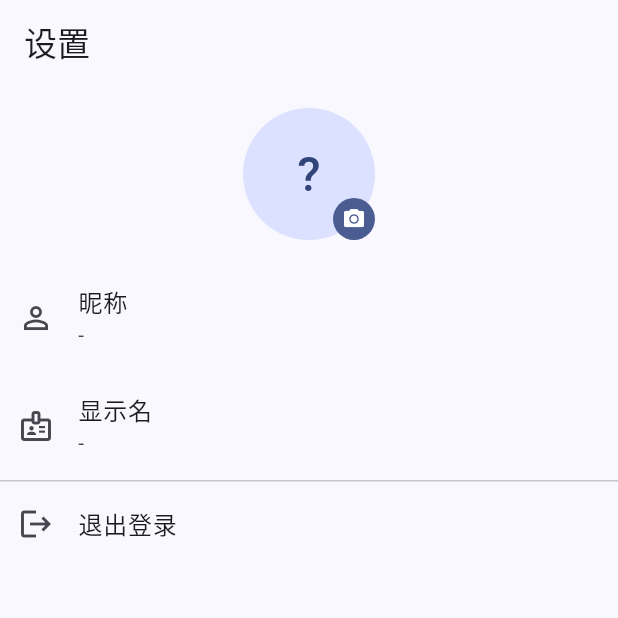
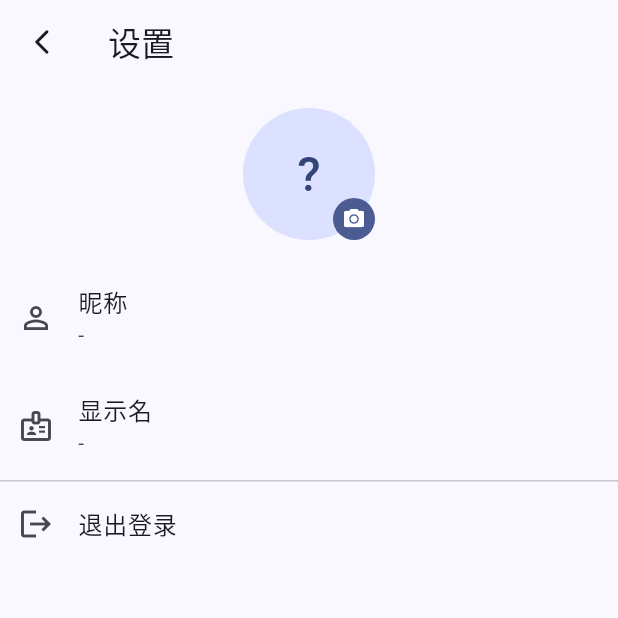
Before and after one commit to CalesvolChen/todoOrNotTodo, a Flutter app: the SettingsScreen screen opened by its route, after a tap on the "camera alt" icon, on a phone screen of 412 x 824 dp, the top half of it. Run offline on Flutter 3.47's test engine with Material 3 defaults, Android fonts, the phone set to English and light mode, and no system bars; our stand-ins replace audioplayers, dio, flutter_riverpod, flutter_secure_storage, go_router, image_picker and 1 more; missing offline and left inert: record; accounts and stored records are empty; network calls fail; project files that could hold a hidden picture were left out.

Commit message:
feat: 增强界面交互与动画效果，优化用户体验
- 在路由中添加页面过渡效果，提升导航体验。
- 更新多个屏幕的应用主题，增加 Snackbar 主题以改善提示信息展示。
- 在注册、设置、邀请和任务详情页面中使用统一的返回按钮和 Snackbar 处理。
- 在任务和成员列表中实现动画效果，提升视觉反馈。

```diff
--- a/app/lib/core/router/app_router.dart
+++ b/app/lib/core/router/app_router.dart
@@ -8,6 +8,7 @@ import 'package:todo_app/features/auth/presentation/view_models/auth_controller.
 import 'package:todo_app/features/lists/presentation/screens/members_screen.dart';
 import 'package:todo_app/features/invitations/presentation/screens/invitations_screen.dart';
 import 'package:todo_app/features/settings/presentation/screens/settings_screen.dart';
+import 'package:todo_app/core/router/page_transitions.dart';
 import 'package:todo_app/features/tasks/presentation/screens/home_screen.dart';
 import 'package:todo_app/features/tasks/presentation/screens/task_detail_screen.dart';
 
@@ -56,29 +57,44 @@ final routerProvider = Provider<GoRouter>((ref) {
       return null;
     },
     routes: [
-      GoRoute(path: '/', builder: (context, state) => const HomeScreen()),
-      GoRoute(path: '/login', builder: (context, state) => const LoginScreen()),
+      GoRoute(
+        path: '/',
+        pageBuilder: (context, state) =>
+            fadePage(key: state.pageKey, child: const HomeScreen()),
+      ),
+      GoRoute(
+        path: '/login',
+        pageBuilder: (context, state) =>
+            fadePage(key: state.pageKey, child: const LoginScreen()),
+      ),
       GoRoute(
         path: '/register',
-        builder: (context, state) => const RegisterScreen(),
+        pageBuilder: (context, state) =>
+            slidePage(key: state.pageKey, child: const RegisterScreen()),
       ),
       GoRoute(
         path: '/settings',
-        builder: (context, state) => const SettingsScreen(),
+        pageBuilder: (context, state) =>
+            slidePage(key: state.pageKey, child: const SettingsScreen()),
       ),
       GoRoute(
         path: '/invitations',
-        builder: (context, state) => const InvitationsScreen(),
+        pageBuilder: (context, state) =>
+            slidePage(key: state.pageKey, child: const InvitationsScreen()),
       ),
       GoRoute(
         path: '/task/:id',
-        builder: (context, state) =>
-            TaskDetailScreen(taskId: state.pathParameters['id']!),
+        pageBuilder: (context, state) => slidePage(
+          key: state.pageKey,
+          child: TaskDetailScreen(taskId: state.pathParameters['id']!),
+        ),
       ),
       GoRoute(
         path: '/list/:id/members',
-        builder: (context, state) =>
-            MembersScreen(listId: state.pathParameters['id']!),
+        pageBuilder: (context, state) => slidePage(
+          key: state.pageKey,
+          child: MembersScreen(listId: state.pathParameters['id']!),
+        ),
       ),
     ],
   );
--- /dev/null
+++ b/app/lib/core/router/page_transitions.dart
@@ -0,0 +1,52 @@
+import 'package:flutter/material.dart';
+import 'package:go_router/go_router.dart';
+
+/// 从右侧滑入的页面过渡（二级页面）
+CustomTransitionPage<T> slidePage<T>({
+  required LocalKey key,
+  required Widget child,
+}) {
+  return CustomTransitionPage<T>(
+    key: key,
+    child: child,
+    transitionDuration: const Duration(milliseconds: 320),
+    reverseTransitionDuration: const Duration(milliseconds: 280),
+    transitionsBuilder: (context, animation, secondaryAnimation, child) {
+      final curved = CurvedAnimation(
+        parent: animation,
+        curve: Curves.easeOutCubic,
+        reverseCurve: Curves.easeInCubic,
+      );
+      final offset = Tween<Offset>(
+        begin: const Offset(0.08, 0),
+        end: Offset.zero,
+      ).animate(curved);
+      final fade = Tween<double>(begin: 0, end: 1).animate(curved);
+      return SlideTransition(
+        position: offset,
+        child: FadeTransition(opacity: fade, child: child),
+      );
+    },
+  );
+}
+
+/// 首页淡入（无滑动）
+CustomTransitionPage<T> fadePage<T>({
+  required LocalKey key,
+  required Widget child,
+}) {
+  return CustomTransitionPage<T>(
+    key: key,
+    child: child,
+    transitionDuration: const Duration(milliseconds: 280),
+    transitionsBuilder: (context, animation, _, child) {
+      return FadeTransition(
+        opacity: CurvedAnimation(
+          parent: animation,
+          curve: Curves.easeOut,
+        ),
+        child: child,
+      );
+    },
+  );
+}
--- a/app/lib/core/theme/app_theme.dart
+++ b/app/lib/core/theme/app_theme.dart
@@ -25,6 +25,11 @@ class AppTheme {
       listTileTheme: const ListTileThemeData(
         contentPadding: EdgeInsets.symmetric(horizontal: 12),
       ),
+      snackBarTheme: SnackBarThemeData(
+        behavior: SnackBarBehavior.floating,
+        shape: RoundedRectangleBorder(borderRadius: BorderRadius.circular(12)),
+        elevation: 4,
+      ),
     );
   }
 }
--- a/app/lib/features/auth/presentation/screens/register_screen.dart
+++ b/app/lib/features/auth/presentation/screens/register_screen.dart
@@ -3,6 +3,7 @@ import 'package:flutter_riverpod/flutter_riverpod.dart';
 import 'package:go_router/go_router.dart';
 
 import 'package:todo_app/features/auth/presentation/view_models/auth_controller.dart';
+import 'package:todo_app/shared/widgets/app_back_button.dart';
 
 class RegisterScreen extends ConsumerStatefulWidget {
   const RegisterScreen({super.key});
@@ -30,7 +31,7 @@ class _RegisterScreenState extends ConsumerState<RegisterScreen> {
     final theme = Theme.of(context);
 
     return Scaffold(
-      appBar: AppBar(title: const Text('注册')),
+      appBar: secondaryAppBar(context, title: '注册', fallbackLocation: '/login'),
       body: SafeArea(
         child: Center(
           child: SingleChildScrollView(
--- a/app/lib/features/settings/presentation/screens/settings_screen.dart
+++ b/app/lib/features/settings/presentation/screens/settings_screen.dart
@@ -6,6 +6,8 @@ import 'package:image_picker/image_picker.dart';
 import 'package:todo_app/core/network/file_url.dart';
 import 'package:todo_app/features/auth/data/auth_repository.dart';
 import 'package:todo_app/features/auth/presentation/view_models/auth_controller.dart';
+import 'package:todo_app/shared/widgets/app_back_button.dart';
+import 'package:todo_app/shared/widgets/app_snackbar.dart';
 
 class SettingsScreen extends ConsumerStatefulWidget {
   const SettingsScreen({super.key});
@@ -30,13 +32,11 @@ class _SettingsScreenState extends ConsumerState<SettingsScreen> {
           await ref.read(authRepositoryProvider).uploadAvatar(picked);
       ref.read(authControllerProvider.notifier).setUser(updated);
       if (mounted) {
-        ScaffoldMessenger.of(context)
-            .showSnackBar(const SnackBar(content: Text('头像已更新')));
+        context.showAppSnackBar('头像已更新', type: AppSnackBarType.success);
       }
     } catch (_) {
       if (mounted) {
-        ScaffoldMessenger.of(context)
-            .showSnackBar(const SnackBar(content: Text('头像上传失败')));
+        context.showAppSnackBar('头像上传失败', type: AppSnackBarType.error);
       }
     } finally {
       if (mounted) setState(() => _uploading = false);
@@ -48,7 +48,7 @@ class _SettingsScreenState extends ConsumerState<SettingsScreen> {
     final user = ref.watch(authControllerProvider).user;
 
     return Scaffold(
-      appBar: AppBar(title: const Text('设置')),
+      appBar: secondaryAppBar(context, title: '设置'),
       body: ListView(
         children: [
           const SizedBox(height: 16),
--- a/app/lib/features/tasks/presentation/widgets/audio_section.dart
+++ b/app/lib/features/tasks/presentation/widgets/audio_section.dart
@@ -9,6 +9,7 @@ import 'package:todo_app/core/network/file_url.dart';
 import 'package:todo_app/features/tasks/data/models/attachment.dart';
 import 'package:todo_app/features/tasks/data/models/task.dart';
 import 'package:todo_app/features/tasks/data/task_repository.dart';
+import 'package:todo_app/shared/widgets/app_snackbar.dart';
 
 class AudioSection extends ConsumerStatefulWidget {
   const AudioSection({super.key, required this.task, required this.onChanged});
@@ -46,7 +47,6 @@ class _AudioSectionState extends ConsumerState<AudioSection> {
   TaskRepository get _repo => ref.read(taskRepositoryProvider);
 
   Future<void> _toggleRecord() async {
-    final messenger = ScaffoldMessenger.of(context);
     if (_recording) {
       final path = await _recorder.stop();
       setState(() => _recording = false);
@@ -60,13 +60,13 @@ class _AudioSectionState extends ConsumerState<AudioSection> {
         );
         widget.onChanged();
       } catch (_) {
-        messenger.showSnackBar(const SnackBar(content: Text('语音上传失败')));
+        context.showAppSnackBar('语音上传失败', type: AppSnackBarType.error);
       } finally {
         if (mounted) setState(() => _uploading = false);
       }
     } else {
       if (!await _recorder.hasPermission()) {
-        messenger.showSnackBar(const SnackBar(content: Text('未获得麦克风权限')));
+        context.showAppSnackBar('未获得麦克风权限', type: AppSnackBarType.error);
         return;
       }
       final dir = await getTemporaryDirectory();
--- /dev/null
+++ b/app/lib/shared/widgets/app_back_button.dart
@@ -0,0 +1,49 @@
+import 'package:flutter/material.dart';
+import 'package:go_router/go_router.dart';
+
+/// 二级页面统一返回按钮：优先 pop，无法 pop 时回到首页
+class AppBackButton extends StatelessWidget {
+  const AppBackButton({
+    super.key,
+    this.fallbackLocation = '/',
+    this.onPressed,
+  });
+
+  final String fallbackLocation;
+  final VoidCallback? onPressed;
+
+  @override
+  Widget build(BuildContext context) {
+    return IconButton(
+      icon: const Icon(Icons.arrow_back_ios_new_rounded, size: 20),
+      tooltip: '返回',
+      onPressed: onPressed ?? () => _goBack(context),
+    );
+  }
+
+  void _goBack(BuildContext context) =>
+      safeGoBack(context, fallbackLocation: fallbackLocation);
+}
+
+/// 安全返回：有历史则 pop，否则 go 到 fallback（避免 go_router 无栈可 pop 报错）
+void safeGoBack(BuildContext context, {String fallbackLocation = '/'}) {
+  if (context.canPop()) {
+    context.pop();
+  } else {
+    context.go(fallbackLocation);
+  }
+}
+
+/// 带返回按钮的 AppBar，供二级页面复用
+PreferredSizeWidget secondaryAppBar(
+  BuildContext context, {
+  required String title,
+  List<Widget>? actions,
+  String fallbackLocation = '/',
+}) {
+  return AppBar(
+    leading: AppBackButton(fallbackLocation: fallbackLocation),
+    title: Text(title),
+    actions: actions,
+  );
+}
```
Also changed, not shown: app/lib/features/invitations/presentation/screens/invitations_screen.dart (+7 -2 lines), app/lib/features/lists/presentation/screens/members_screen.dart (+21 -13 lines), app/lib/features/tasks/presentation/screens/home_screen.dart (+56 -25 lines), app/lib/features/tasks/presentation/screens/task_detail_screen.dart (+27 -9 lines), app/lib/features/tasks/presentation/widgets/task_tile.dart (+21 -5 lines), app/lib/features/tasks/presentation/widgets/tasks_grouped_list.dart (+16 -7 lines), app/lib/shared/widgets/animated_fab.dart (added, +109 -0 lines), app/lib/shared/widgets/app_snackbar.dart (added, +111 -0 lines), app/lib/shared/widgets/fade_slide_in.dart (added, +57 -0 lines).
